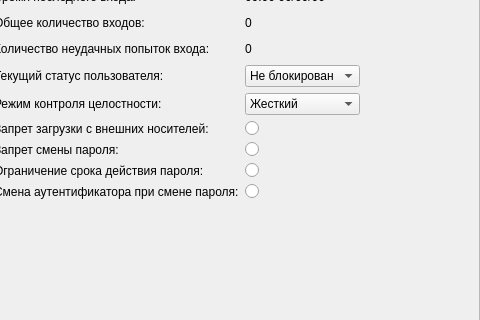
First picture: the form in panels/UserListPanel.ui, repository m6v/sobol, before the edit; both pictures show x 289 to 769 and y 127 to 447 of the 769 by 633 pixel window.
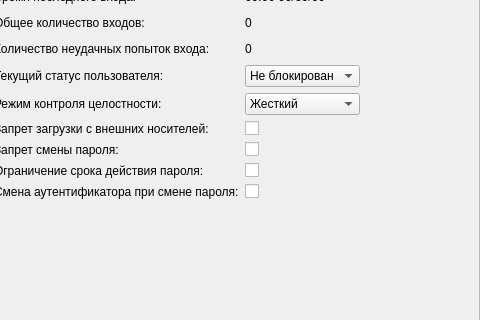
Second picture: the form after the edit. Icons and pictures are not drawn. Custom widgets are drawn as their Qt base class.

Patch:
```diff
--- a/panels/UserListPanel.ui
+++ b/panels/UserListPanel.ui
@@ -380,13 +380,6 @@
                 </property>
                </widget>
               </item>
-              <item row="7" column="1">
-               <widget class="Toggle" name="external_media_prohibition_radio_button">
-                <property name="text">
-                 <string/>
-                </property>
-               </widget>
-              </item>
               <item row="8" column="0">
                <widget class="QLabel" name="change_passwd_prohibition_label">
                 <property name="text">
@@ -394,13 +387,6 @@
                 </property>
                </widget>
               </item>
-              <item row="8" column="1">
-               <widget class="Toggle" name="change_passwd_prohibition_label_2">
-                <property name="text">
-                 <string/>
-                </property>
-               </widget>
-              </item>
               <item row="9" column="0">
                <widget class="QLabel" name="passwd_limit_label">
                 <property name="text">
@@ -408,13 +394,6 @@
                 </property>
                </widget>
               </item>
-              <item row="9" column="1">
-               <widget class="Toggle" name="passwd_limit_radio_button">
-                <property name="text">
-                 <string/>
-                </property>
-               </widget>
-              </item>
               <item row="10" column="0">
                <widget class="QLabel" name="auth_id_change_label">
                 <property name="text">
@@ -422,8 +401,29 @@
                 </property>
                </widget>
               </item>
+              <item row="7" column="1">
+               <widget class="Toggle" name="external_media_prohibition_check_box">
+                <property name="text">
+                 <string/>
+                </property>
+               </widget>
+              </item>
+              <item row="8" column="1">
+               <widget class="Toggle" name="change_passwd_prohibition_check_box">
+                <property name="text">
+                 <string/>
+                </property>
+               </widget>
+              </item>
+              <item row="9" column="1">
+               <widget class="Toggle" name="passwd_limit_check_box">
+                <property name="text">
+                 <string/>
+                </property>
+               </widget>
+              </item>
               <item row="10" column="1">
-               <widget class="Toggle" name="auth_id_change_radio_button">
+               <widget class="Toggle" name="auth_id_change_check_box">
                 <property name="text">
                  <string/>
                 </property>
@@ -512,7 +512,7 @@
  <customwidgets>
   <customwidget>
    <class>Toggle</class>
-   <extends>QRadioButton</extends>
+   <extends>QCheckBox</extends>
    <header>toggle</header>
   </customwidget>
  </customwidgets>
```
